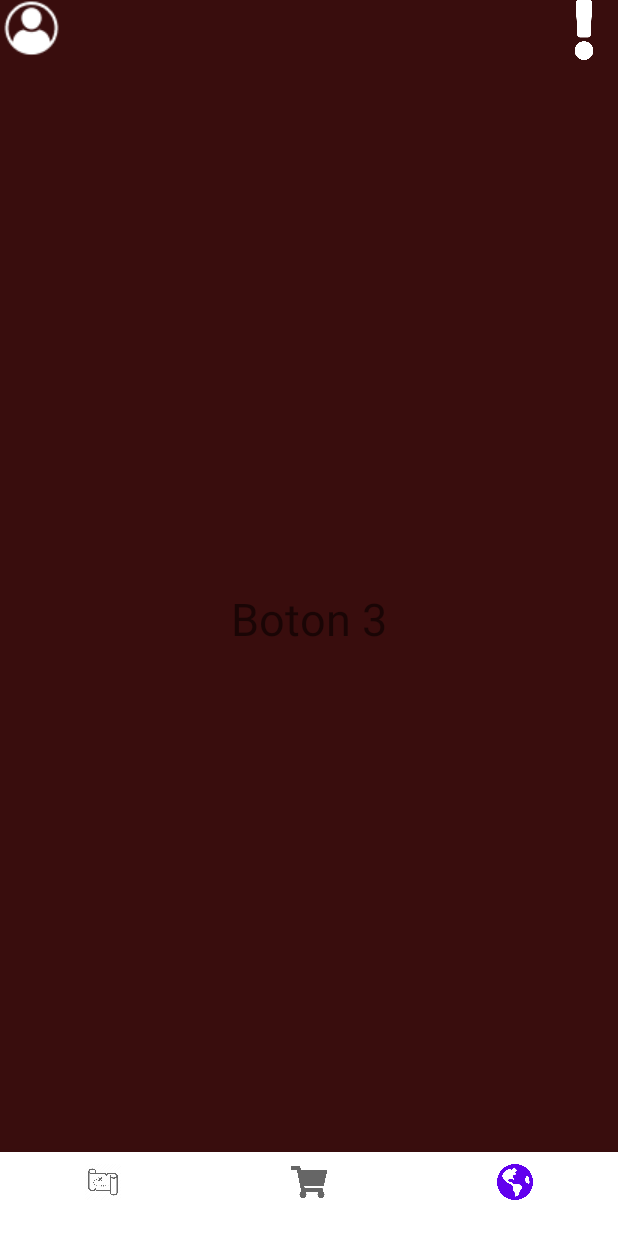
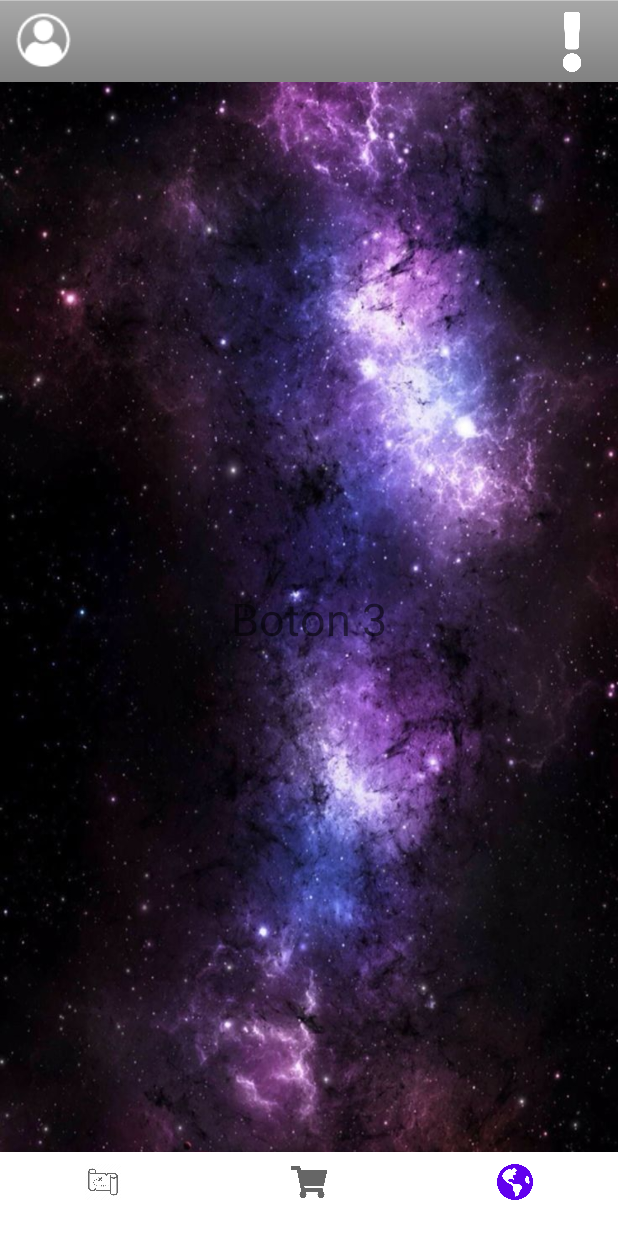
Before and after one commit to Alannegra/SpaceMarket, an Android app: the Bottom3Fragment screen opened through its navigation route, on a phone screen of 412 x 824 dp. Run offline under Robolectric (Android 15) with nearby library versions, the phone set to English and light mode, and no system bars; our stand-ins replace navigation-ui.

Commit message:
navBot and Top Creadas

```diff
--- a/app/src/main/java/com/example/navegation/Bottom1Fragment.java
+++ b/app/src/main/java/com/example/navegation/Bottom1Fragment.java
@@ -2,11 +2,16 @@ package com.example.navegation;
 
 import android.os.Bundle;
 
+import androidx.annotation.NonNull;
+import androidx.annotation.Nullable;
 import androidx.fragment.app.Fragment;
+import androidx.navigation.NavController;
+import androidx.navigation.Navigation;
 
 import android.view.LayoutInflater;
 import android.view.View;
 import android.view.ViewGroup;
+import android.widget.ImageView;
 
 /**
  * A simple {@link Fragment} subclass.
@@ -14,45 +19,28 @@ import android.view.ViewGroup;
  * create an instance of this fragment.
  */
 public class Bottom1Fragment extends Fragment {
+    ImageView imageView;
+    NavController navController;
 
-    // TODO: Rename parameter arguments, choose names that match
-    // the fragment initialization parameters, e.g. ARG_ITEM_NUMBER
-    private static final String ARG_PARAM1 = "param1";
-    private static final String ARG_PARAM2 = "param2";
 
-    // TODO: Rename and change types of parameters
-    private String mParam1;
-    private String mParam2;
+    @Override
+    public void onViewCreated(@NonNull View view, @Nullable Bundle savedInstanceState) {
+        super.onViewCreated(view, savedInstanceState);
 
-    public Bottom1Fragment() {
-        // Required empty public constructor
-    }
-
-    /**
-     * Use this factory method to create a new instance of
-     * this fragment using the provided parameters.
-     *
-     * @param param1 Parameter 1.
-     * @param param2 Parameter 2.
-     * @return A new instance of fragment Bottom1Fragment.
-     */
-    // TODO: Rename and change types and number of parameters
-    public static Bottom1Fragment newInstance(String param1, String param2) {
-        Bottom1Fragment fragment = new Bottom1Fragment();
-        Bundle args = new Bundle();
-        args.putString(ARG_PARAM1, param1);
-        args.putString(ARG_PARAM2, param2);
-        fragment.setArguments(args);
-        return fragment;
+        navController = Navigation.findNavController(view);
+        imageView = view.findViewById(R.id.exclamacion);
+        imageView.setOnClickListener(new View.OnClickListener() {
+            @Override
+            public void onClick(View view) {
+                navController.navigate(R.id.action_fragment_menutopnav_to_options1Fragment);
+            }
+        });
     }
 
     @Override
     public void onCreate(Bundle savedInstanceState) {
         super.onCreate(savedInstanceState);
-        if (getArguments() != null) {
-            mParam1 = getArguments().getString(ARG_PARAM1);
-            mParam2 = getArguments().getString(ARG_PARAM2);
-        }
+
     }
 
     @Override
--- a/app/src/main/java/com/example/navegation/Bottom3Fragment.java
+++ b/app/src/main/java/com/example/navegation/Bottom3Fragment.java
@@ -2,11 +2,16 @@ package com.example.navegation;
 
 import android.os.Bundle;
 
+import androidx.annotation.NonNull;
+import androidx.annotation.Nullable;
 import androidx.fragment.app.Fragment;
+import androidx.navigation.NavController;
+import androidx.navigation.Navigation;
 
 import android.view.LayoutInflater;
 import android.view.View;
 import android.view.ViewGroup;
+import android.widget.ImageView;
 
 /**
  * A simple {@link Fragment} subclass.
@@ -15,44 +20,27 @@ import android.view.ViewGroup;
  */
 public class Bottom3Fragment extends Fragment {
 
-    // TODO: Rename parameter arguments, choose names that match
-    // the fragment initialization parameters, e.g. ARG_ITEM_NUMBER
-    private static final String ARG_PARAM1 = "param1";
-    private static final String ARG_PARAM2 = "param2";
+    ImageView imageView;
+    NavController navController;
 
-    // TODO: Rename and change types of parameters
-    private String mParam1;
-    private String mParam2;
+    @Override
+    public void onViewCreated(@NonNull View view, @Nullable Bundle savedInstanceState) {
+        super.onViewCreated(view, savedInstanceState);
 
-    public Bottom3Fragment() {
-        // Required empty public constructor
-    }
-
-    /**
-     * Use this factory method to create a new instance of
-     * this fragment using the provided parameters.
-     *
-     * @param param1 Parameter 1.
-     * @param param2 Parameter 2.
-     * @return A new instance of fragment Bottom3Fragment.
-     */
-    // TODO: Rename and change types and number of parameters
-    public static Bottom3Fragment newInstance(String param1, String param2) {
-        Bottom3Fragment fragment = new Bottom3Fragment();
-        Bundle args = new Bundle();
-        args.putString(ARG_PARAM1, param1);
-        args.putString(ARG_PARAM2, param2);
-        fragment.setArguments(args);
-        return fragment;
+        navController = Navigation.findNavController(view);
+        imageView = view.findViewById(R.id.exclamacion);
+        imageView.setOnClickListener(new View.OnClickListener() {
+            @Override
+            public void onClick(View view) {
+                navController.navigate(R.id.action_fragment_menutopnav_to_options1Fragment);
+            }
+        });
     }
 
     @Override
     public void onCreate(Bundle savedInstanceState) {
         super.onCreate(savedInstanceState);
-        if (getArguments() != null) {
-            mParam1 = getArguments().getString(ARG_PARAM1);
-            mParam2 = getArguments().getString(ARG_PARAM2);
-        }
+
     }
 
     @Override
--- a/app/src/main/java/com/example/navegation/fragment_menutopnav.java
+++ b/app/src/main/java/com/example/navegation/fragment_menutopnav.java
@@ -14,27 +14,18 @@ import android.view.ViewGroup;
 import android.widget.ImageView;
 
 public class fragment_menutopnav extends Fragment {
-    ImageView imageView;
-    NavController navController;
+
+    @Override
+    public void onCreate(Bundle savedInstanceState) {
+        super.onCreate(savedInstanceState);
+        if (getArguments() != null) {
+        }
+    }
 
 
     @Override
     public void onViewCreated(@NonNull View view, @Nullable Bundle savedInstanceState) {
         super.onViewCreated(view, savedInstanceState);
-
-        navController = Navigation.findNavController(view);
-        imageView = view.findViewById(R.id.exclamacion);
-        imageView.setOnClickListener(new View.OnClickListener() {
-            @Override
-            public void onClick(View view) {
-                navController.navigate(R.id.action_fragment_menutopnav_to_options1Fragment);
-            }
-        });
-    }
-
-    @Override
-    public void onCreate(Bundle savedInstanceState) {
-        super.onCreate(savedInstanceState);
 
     }
 
--- a/app/src/main/res/layout/fragment_bottom3.xml
+++ b/app/src/main/res/layout/fragment_bottom3.xml
@@ -7,7 +7,7 @@
     tools:context=".Bottom3Fragment"
     android:background="@drawable/galaxy">
 
-    <include android:id="@+id/news_title"
+    <include android:id="@+id/fragment_menutopnav"
         android:layout_width="match_parent"
         android:layout_height="match_parent"
         layout="@layout/fragment_menutopnav"/>
--- a/app/src/main/res/layout/fragment_menutopnav.xml
+++ b/app/src/main/res/layout/fragment_menutopnav.xml
@@ -1,33 +1,54 @@
 <?xml version="1.0" encoding="utf-8"?>
 <FrameLayout xmlns:android="http://schemas.android.com/apk/res/android"
-xmlns:app="http://schemas.android.com/apk/res-auto"
-xmlns:tools="http://schemas.android.com/tools"
-android:layout_width="match_parent"
-android:layout_height="match_parent"
-tools:context=".fragment_menutopnav">
+    xmlns:app="http://schemas.android.com/apk/res-auto"
+    xmlns:tools="http://schemas.android.com/tools"
+    android:layout_width="match_parent"
+    android:layout_height="match_parent"
+    tools:context=".fragment_menutopnav">
 
     <androidx.constraintlayout.widget.ConstraintLayout
         android:layout_width="match_parent"
-        android:layout_height="match_parent"
-        android:background="#390D0D">
-
+        android:layout_height="match_parent">
 
         <ImageView
-            android:id="@+id/imageView"
+            android:id="@+id/imageView2"
             android:layout_width="wrap_content"
             android:layout_height="wrap_content"
-            android:contentDescription="TODO"
-            android:src="@drawable/profile"
-            tools:ignore="MissingConstraints" />
+            android:scaleX="3"
+            android:src="@android:drawable/bottom_bar"
+            tools:layout_editor_absoluteX="0dp"
+            tools:layout_editor_absoluteY="0dp"
+
+            app:layout_constraintEnd_toEndOf="parent"
+            app:layout_constraintLeft_toRightOf="parent"
+            app:layout_constraintRight_toRightOf="parent"
+            app:layout_constraintTop_toTopOf="parent"
+
+            />
+
+        <ImageView
+            android:id="@+id/profile"
+            app:layout_constraintStart_toStartOf="parent"
+            app:layout_constraintTop_toTopOf="parent"
+            android:layout_width="wrap_content"
+            android:layout_height="wrap_content"
+            android:layout_marginStart="8dp"
+            android:layout_marginTop="8dp"
+            android:src="@drawable/profile" />
 
         <ImageView
             android:id="@+id/exclamacion"
+            app:layout_constraintEnd_toEndOf="parent"
+            app:layout_constraintLeft_toRightOf="@+id/profile"
+            app:layout_constraintRight_toRightOf="parent"
+            app:layout_constraintTop_toTopOf="parent"
             android:layout_width="45dp"
             android:layout_height="40dp"
-            android:contentDescription="AAA"
-            android:src="@drawable/excla"
-            app:layout_constraintEnd_toEndOf="parent"
-            tools:ignore="MissingConstraints" />
+            android:layout_marginTop="8dp"
+            android:layout_marginEnd="8dp"
+            android:src="@drawable/excla" />
+
+
 
     </androidx.constraintlayout.widget.ConstraintLayout>
 
--- a/app/src/main/res/navigation/main_graph.xml
+++ b/app/src/main/res/navigation/main_graph.xml
@@ -3,7 +3,7 @@
     xmlns:app="http://schemas.android.com/apk/res-auto"
     xmlns:tools="http://schemas.android.com/tools"
     android:id="@+id/main_graph"
-    app:startDestination="@id/fragment_menutopnav">
+    app:startDestination="@id/bottom1Fragment">
 
     <fragment
         android:id="@+id/bottom1Fragment"
@@ -26,7 +26,13 @@
         android:id="@+id/bottom3Fragment"
         android:name="com.example.navegation.Bottom3Fragment"
         android:label="fragment_bottom3"
-        tools:layout="@layout/fragment_bottom3" />
+        tools:layout="@layout/fragment_bottom3">>
+        <action
+            android:id="@+id/action_fragment_menutopnav_to_options1Fragment"
+            app:destination="@id/options1Fragment" />
+    </fragment>
+
+    />
     <fragment
         android:id="@+id/options1Fragment"
         android:name="com.example.navegation.Options1Fragment"
@@ -59,6 +65,11 @@
             app:popEnterAnim="@android:anim/fade_in"
             app:popExitAnim="@android:anim/fade_out" />
     </fragment>
+    <fragment
+        android:id="@+id/menubotnav"
+        android:name="com.example.navegation.Menubotnav"
+        android:label="fragment_menubotnav"
+        tools:layout="@layout/fragment_menubotnav" />
     <!--<fragment
         android:id="@+id/options3Fragment"
         android:name="com.example.navegation.Options3Fragment"
```
Also changed, not shown: app/src/main/java/com/example/navegation/Menubotnav.java (added, +64 -0 lines), app/src/main/res/layout/fragment_bottom1.xml (+10 -1 lines), app/src/main/res/layout/fragment_menubotnav.xml (added, +62 -0 lines).
